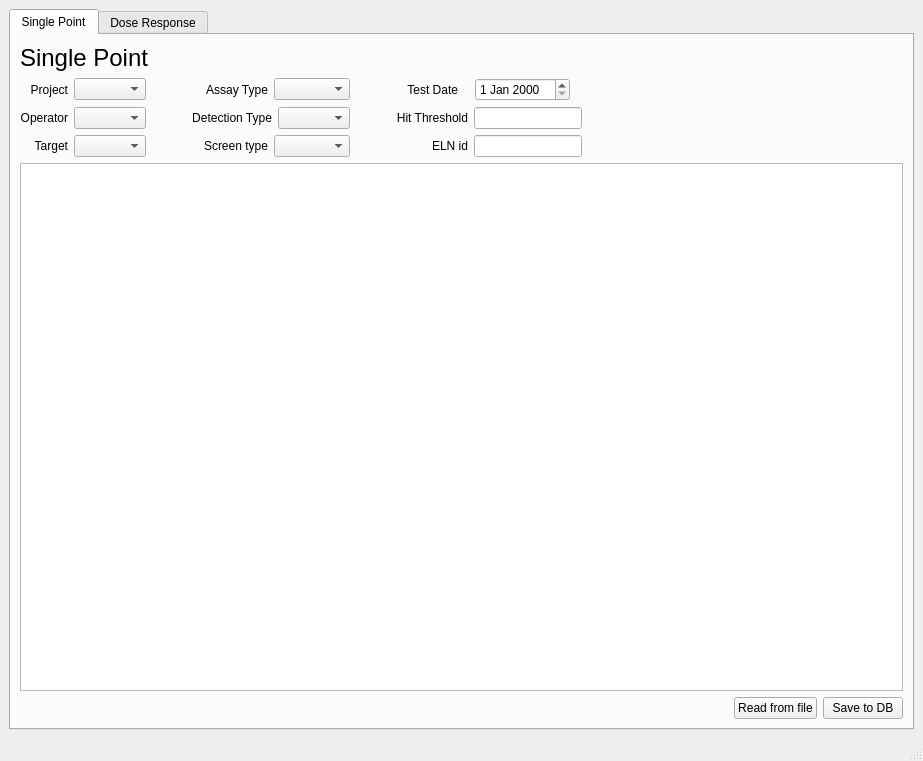
Qt form frontend/assets/loaderwindow.ui (dahlbma/assayLoader) before a commit.
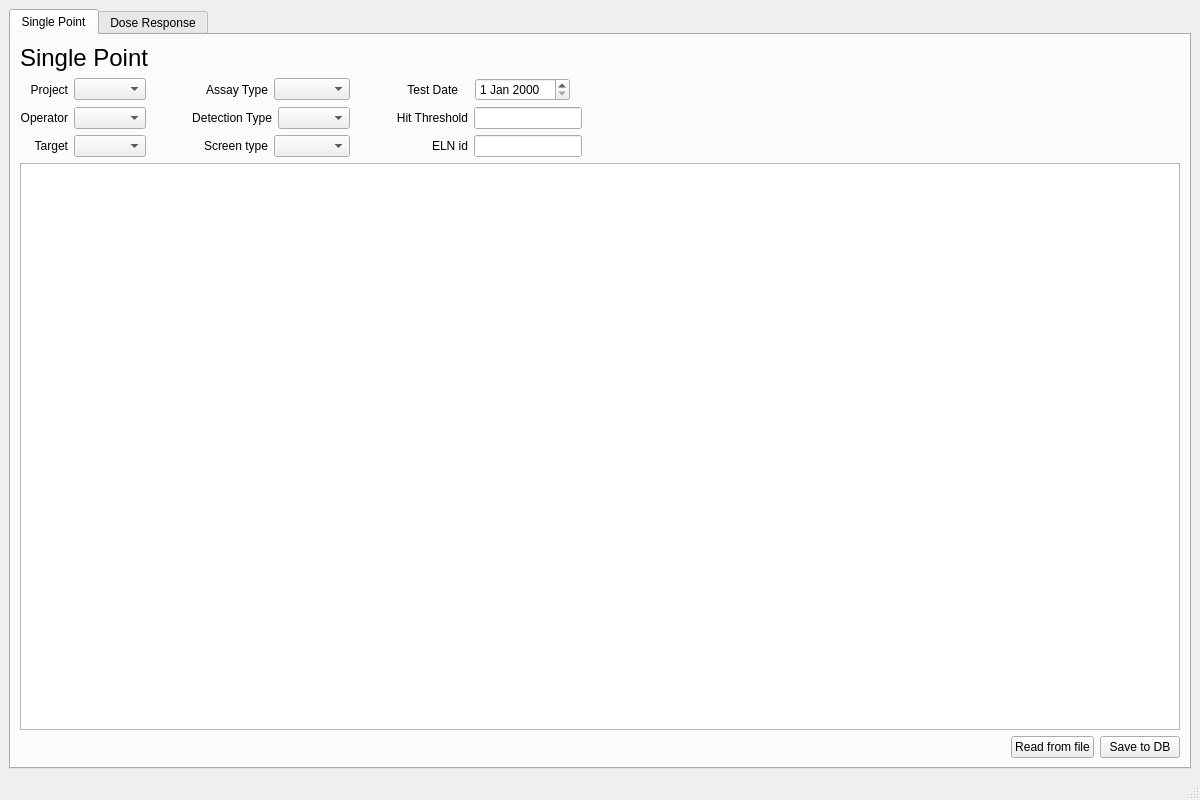
The same form after that commit.

Diff of the .ui file:
```diff
--- a/frontend/assets/loaderwindow.ui
+++ b/frontend/assets/loaderwindow.ui
@@ -6,8 +6,8 @@
    <rect>
     <x>0</x>
     <y>0</y>
-    <width>923</width>
-    <height>761</height>
+    <width>1200</width>
+    <height>800</height>
    </rect>
   </property>
   <property name="windowTitle">
```
Left out of the diff: 4 changed lines with no effect on the pictures.
